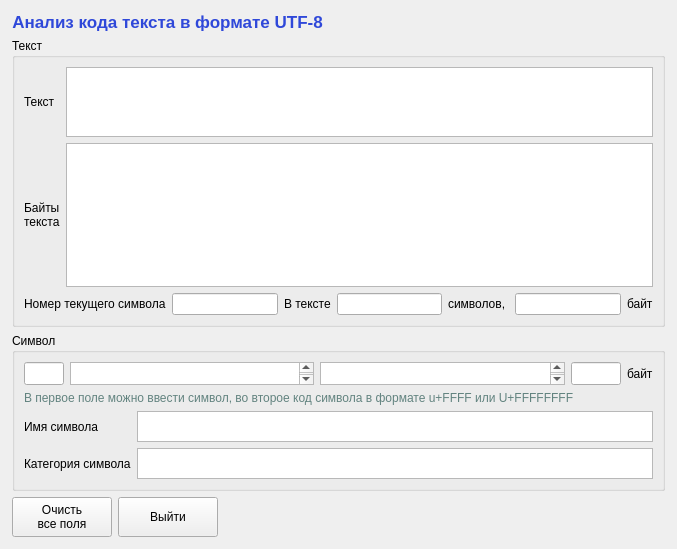
First picture: the form in unicode.ui, repository LeonidBolshakov/uni-code, before the edit.
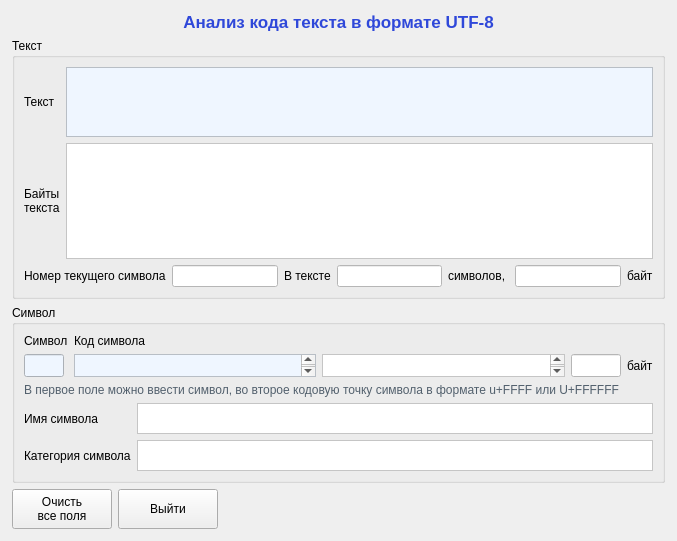
Second picture: the form after the edit.

What changed in the file:
```diff
--- a/unicode.ui
+++ b/unicode.ui
@@ -7,7 +7,7 @@
     <x>0</x>
     <y>0</y>
     <width>677</width>
-    <height>549</height>
+    <height>541</height>
    </rect>
   </property>
   <property name="sizePolicy">
@@ -25,6 +25,32 @@
   <property name="windowTitle">
    <string>MainWindow</string>
   </property>
+  <property name="styleSheet">
+   <string notr="true">/* Все поля: белый фон, тёмный текст */
+QPlainTextEdit,
+QLineEdit {
+    background-color: #FFFFFF;
+    color: #202124;
+}
+
+/* Поля ввода */
+QPlainTextEdit#txt_text_input,
+QLineEdit#txt_char_input,
+QPlainTextEdit#txt_char_in_utf {
+    background-color: #EFF6FF;
+}
+
+/* Заголовок и вводимый символ */
+QLabel#labelTitle,
+QLineEdit#txt_char_input {
+    color: #2F48D9;
+}
+
+/* Подсказка под символом */
+QLabel#txt_char_message {
+    color: #52606D;
+}</string>
+  </property>
   <widget class="QWidget" name="centralwidget">
    <property name="minimumSize">
     <size>
@@ -48,38 +74,11 @@
     <item>
      <widget class="QLabel" name="labelTitle">
       <property name="sizePolicy">
-       <sizepolicy hsizetype="Maximum" vsizetype="Preferred">
+       <sizepolicy hsizetype="Expanding" vsizetype="Preferred">
         <horstretch>0</horstretch>
         <verstretch>0</verstretch>
        </sizepolicy>
       </property>
-      <property name="palette">
-       <palette>
-        <active>
-         <colorrole role="WindowText">
-          <brush brushstyle="SolidPattern">
-           <color alpha="255">
-            <red>47</red>
-            <green>72</green>
-            <blue>217</blue>
-           </color>
-          </brush>
-         </colorrole>
-        </active>
-        <inactive>
-         <colorrole role="WindowText">
-          <brush brushstyle="SolidPattern">
-           <color alpha="255">
-            <red>47</red>
-            <green>72</green>
-            <blue>217</blue>
-           </color>
-          </brush>
-         </colorrole>
-        </inactive>
-        <disabled/>
-       </palette>
-      </property>
       <property name="font">
        <font>
         <pointsize>13</pointsize>
@@ -258,8 +257,22 @@
       </property>
       <layout class="QVBoxLayout" name="verticalLayout_2">
        <item>
-        <layout class="QHBoxLayout" name="layuout_char" stretch="0,0,0,0,0">
-         <item>
+        <layout class="QGridLayout" name="gridLayout_3">
+         <item row="0" column="0">
+          <widget class="QLabel" name="label_10">
+           <property name="text">
+            <string>Символ</string>
+           </property>
+          </widget>
+         </item>
+         <item row="0" column="1">
+          <widget class="QLabel" name="label_11">
+           <property name="text">
+            <string>Код символа</string>
+           </property>
+          </widget>
+         </item>
+         <item row="1" column="0">
           <widget class="QLineEdit" name="txt_char_input">
            <property name="sizePolicy">
             <sizepolicy hsizetype="Fixed" vsizetype="Fixed">
@@ -279,33 +292,6 @@
              <height>16777215</height>
             </size>
            </property>
-           <property name="palette">
-            <palette>
-             <active>
-              <colorrole role="Text">
-               <brush brushstyle="SolidPattern">
-                <color alpha="255">
-                 <red>0</red>
-                 <green>0</green>
-                 <blue>255</blue>
-                </color>
-               </brush>
-              </colorrole>
-             </active>
-             <inactive>
-              <colorrole role="Text">
-               <brush brushstyle="SolidPattern">
-                <color alpha="255">
-                 <red>0</red>
-                 <green>0</green>
-                 <blue>255</blue>
-                </color>
-               </brush>
-              </colorrole>
-             </inactive>
-             <disabled/>
-            </palette>
-           </property>
            <property name="font">
             <font>
              <pointsize>13</pointsize>
@@ -320,7 +306,7 @@
            </property>
           </widget>
          </item>
-         <item>
+         <item row="1" column="1">
           <widget class="QPlainTextEdit" name="txt_char_in_utf">
            <property name="sizePolicy">
             <sizepolicy hsizetype="Preferred" vsizetype="Ignored">
@@ -330,7 +316,7 @@
            </property>
           </widget>
          </item>
-         <item>
+         <item row="1" column="2">
           <widget class="QPlainTextEdit" name="txt_char_in_byte">
            <property name="sizePolicy">
             <sizepolicy hsizetype="Preferred" vsizetype="Ignored">
@@ -343,7 +329,7 @@
            </property>
           </widget>
          </item>
-         <item>
+         <item row="1" column="3">
           <widget class="QLineEdit" name="txt_bytes_per_char">
            <property name="sizePolicy">
             <sizepolicy hsizetype="Fixed" vsizetype="Fixed">
@@ -376,7 +362,7 @@
            </property>
           </widget>
          </item>
-         <item>
+         <item row="1" column="4">
           <widget class="QLabel" name="label_2">
            <property name="sizePolicy">
             <sizepolicy hsizetype="Maximum" vsizetype="Preferred">
@@ -393,35 +379,8 @@
        </item>
        <item>
         <widget class="QLabel" name="txt_char_message">
-         <property name="palette">
-          <palette>
-           <active>
-            <colorrole role="WindowText">
-             <brush brushstyle="SolidPattern">
-              <color alpha="255">
-               <red>98</red>
-               <green>131</green>
-               <blue>127</blue>
-              </color>
-             </brush>
-            </colorrole>
-           </active>
-           <inactive>
-            <colorrole role="WindowText">
-             <brush brushstyle="SolidPattern">
-              <color alpha="255">
-               <red>98</red>
-               <green>131</green>
-               <blue>127</blue>
-              </color>
-             </brush>
-            </colorrole>
-           </inactive>
-           <disabled/>
-          </palette>
-         </property>
          <property name="text">
-          <string>В первое поле можно ввести символ, во второе код символа в формате u+FFFF или U+FFFFFFFF</string>
+          <string>В первое поле можно ввести символ, во второе кодовую точку символа в формате u+FFFF или U+FFFFFF</string>
          </property>
         </widget>
        </item>
```
